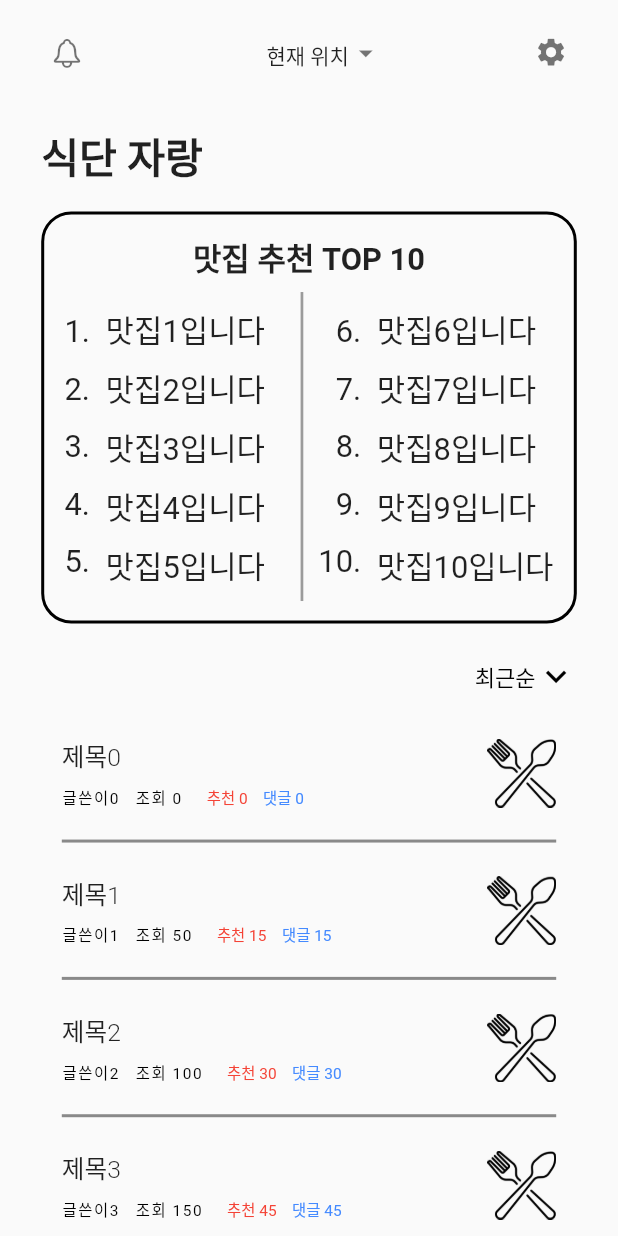
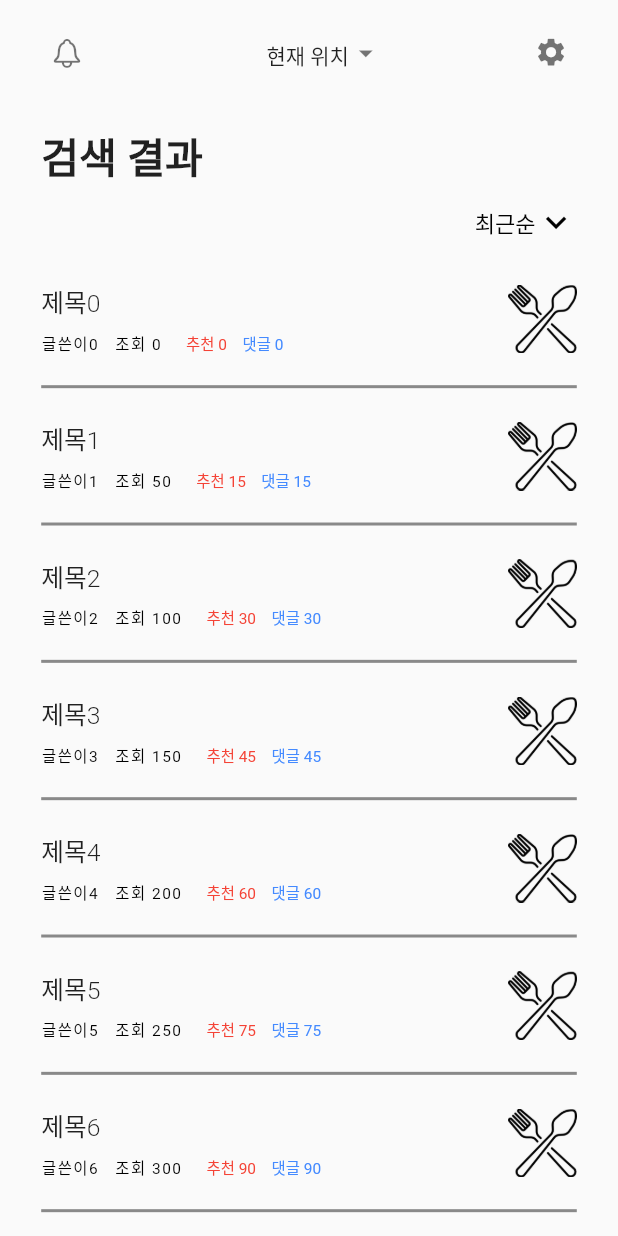
Before and after one commit to dkrdj/amugeona-front, a Flutter app: the screen it shows after launch, on a phone screen of 412 x 824 dp. Run offline on Flutter 3.47's test engine with Material 2 defaults, Android fonts, the phone set to English and light mode, and no system bars; our stand-ins replace flutter_rating_bar.

Commit message:
community search 완성

```diff
--- /dev/null
+++ b/lib/community/CommunitySearch.dart
@@ -0,0 +1,289 @@
+import 'package:flutter/material.dart';
+
+import '../appBar/TopNav.dart';
+import '../item/Article.dart';
+
+class CommunitySearch extends StatefulWidget {
+  const CommunitySearch({super.key});
+
+  @override
+  State<CommunitySearch> createState() => _CommunitySearch();
+}
+
+class _CommunitySearch extends State<CommunitySearch> {
+  get login => null;
+  String _selectedValue = '최근순';
+  List<String> options = ['최근순', '조회순', '추천순', '댓글순'];
+
+  @override
+  Widget build(BuildContext context) {
+    return LayoutBuilder(
+        builder: (BuildContext context, BoxConstraints constraints) {
+      final double width = constraints.maxWidth;
+      final double height = constraints.maxHeight;
+      List<String> restList = [];
+      List articleList = [];
+      for (int i = 0; i < 10; i++) {
+        restList.add('맛집${i + 1}입니다');
+        articleList.add(Article(
+            1 + i,
+            1 + i,
+            '글쓴이$i',
+            1,
+            '제목$i',
+            '',
+            i * 15,
+            i * 50,
+            'assets/images/logo.png',
+            DateTime(2021, 12, 1, 16, 24, 30),
+            DateTime(2021, 12, 4, 15, 23, 10)));
+      }
+
+      return Scaffold(
+        appBar: TopNav(),
+        body: Padding(
+          padding: EdgeInsets.fromLTRB(width / 15, height / 30, width / 15, 0),
+          child: ListView(
+            children: [
+              Text(
+                '검색 결과',
+                style: TextStyle(
+                  fontSize: width / 15,
+                  fontWeight: FontWeight.w600,
+                ),
+              ),
+              getOptionBar(width, height, options),
+              for (int i = 0; i < 10; i++)
+                getCard(width, height, articleList[i], i)
+            ],
+          ),
+        ),
+      );
+    });
+  }
+
+  Widget getCard(double width, double height, Article article, int idx) {
+    return Container(
+      width: width - width / 12 * 2,
+      height: height / 9,
+      child: Column(children: [
+        Row(
+          mainAxisAlignment: MainAxisAlignment.spaceBetween,
+          children: [
+            Column(
+              crossAxisAlignment: CrossAxisAlignment.start,
+              children: [
+                Padding(
+                  padding: EdgeInsets.only(bottom: height / 100),
+                  child: Text(
+                    article.title,
+                    style: TextStyle(
+                      fontSize: width / 25,
+                      fontWeight: FontWeight.w300,
+                    ),
+                  ),
+                ),
+                Row(
+                  children: [
+                    Padding(
+                      padding: EdgeInsets.only(
+                        right: width / 50,
+                      ),
+                      child: Text(
+                        '${article.nickname}   조회 ${article.viewCnt}',
+                        style: TextStyle(
+                          fontSize: width / 40,
+                          color: Colors.black,
+                          letterSpacing: 1,
+                        ),
+                      ),
+                    ),
+                    Padding(
+                      padding: EdgeInsets.only(left: width / 50),
+                      child: Text(
+                        '추천 ${article.like}',
+                        style:
+                            TextStyle(fontSize: width / 40, color: Colors.red),
+                      ),
+                    ),
+                    Padding(
+                      padding: EdgeInsets.only(left: width / 40),
+                      child: Text(
+                        '댓글 ${article.like}',
+                        style: TextStyle(
+                            fontSize: width / 40, color: Colors.blueAccent),
+                      ),
+                    ),
+                  ],
+                ),
+              ],
+            ),
+            Column(
+              mainAxisAlignment: MainAxisAlignment.center,
+              children: [
+                Image.asset(
+                  article.url,
+                  height: height / 18,
+                ),
+              ],
+            ),
+          ],
+        ),
+        Container(
+          width: width - width / 15 * 2,
+          height: 2,
+          margin: EdgeInsets.only(top: height / 40),
+          decoration: BoxDecoration(
+            border: Border.all(color: Colors.black45, width: idx == 9 ? 0 : 1),
+          ),
+        )
+      ]),
+    );
+  }
+
+  Widget getOptionBar(double width, double height, List<String> options) {
+    return Container(
+      margin: EdgeInsets.only(
+        bottom: height / 50,
+      ),
+      child: Row(
+        mainAxisAlignment: MainAxisAlignment.end,
+        children: [
+          DropdownButton<String>(
+            value: _selectedValue,
+            items: options.map((value) {
+              return DropdownMenuItem(
+                value: value,
+                child: Text(value),
+              );
+            }).toList(),
+            icon: const Icon(Icons.keyboard_arrow_down, color: Colors.black),
+            iconSize: width / 15,
+            onChanged: (val) {
+              setState(() {
+                _selectedValue = val!;
+              });
+            },
+            style: TextStyle(
+              color: Colors.black,
+              fontSize: width / 28,
+            ),
+            focusColor: Colors.black45,
+            underline: SizedBox.shrink(),
+          ),
+        ],
+      ),
+    );
+  }
+
+  Widget getList(double width, double height, List list, String title) {
+    return Container(
+      margin: EdgeInsets.only(top: height / 50),
+      padding: EdgeInsets.fromLTRB(0, height / 200, 0, height / 200),
+      height: height / 3,
+      width: width - width / 15 * 2,
+      decoration: BoxDecoration(
+        border: Border.all(
+          width: 2,
+          color: Colors.black,
+        ),
+        borderRadius: BorderRadius.circular(20),
+      ),
+      child: Column(
+        mainAxisAlignment: MainAxisAlignment.spaceEvenly,
+        children: [
+          Text(
+            '${title} TOP 10',
+            style: TextStyle(
+              fontSize: width / 20,
+              fontWeight: FontWeight.w600,
+            ),
+          ),
+          Container(
+            width: width - width / 15 * 2 - width / 40 * 2,
+            height: height / 4,
+            child: Row(
+              mainAxisAlignment: MainAxisAlignment.spaceAround,
+              children: [
+                Column(
+                  mainAxisAlignment: MainAxisAlignment.spaceEvenly,
+                  crossAxisAlignment: CrossAxisAlignment.end,
+                  children: [
+                    for (int i = 0; i < 5; i++)
+                      Text(
+                        '${i + 1}.',
+                        style: TextStyle(
+                          fontSize: height / 40,
+                          fontWeight: FontWeight.w400,
+                          color: Colors.black87,
+                        ),
+                      ),
+                  ],
+                ),
+                Column(
+                  mainAxisAlignment: MainAxisAlignment.spaceEvenly,
+                  crossAxisAlignment: CrossAxisAlignment.start,
+                  children: [
+                    for (int i = 0; i < 5; i++)
+                      Text(
+                        list[i],
+                        style: TextStyle(
+                          fontSize: height / 40,
+                          fontWeight: FontWeight.w400,
+                          color: Colors.black87,
+                        ),
+                      ),
+                  ],
+                ),
+                Container(
+                  width: 1,
+                  height: height / 4,
+                  margin: EdgeInsets.only(left: width / 30),
+                  decoration: BoxDecoration(
+                      border: Border.all(
+                    color: Colors.black38,
+                    width: 1.4,
+                  )),
+                ),
+                Column(
+                  mainAxisAlignment: MainAxisAlignment.spaceEvenly,
+                  crossAxisAlignment: CrossAxisAlignment.end,
+                  children: [
+                    for (int i = 5; i < 10; i++)
+                      Text(
+                        '${i + 1}.',
+                        style: TextStyle(
+                          fontSize: height / 40,
+                          fontWeight: FontWeight.w400,
+                          color: Colors.black87,
+                        ),
+                      ),
+                  ],
+                ),
+                Column(
+                  mainAxisAlignment: MainAxisAlignment.spaceEvenly,
+                  crossAxisAlignment: CrossAxisAlignment.start,
+                  children: [
+                    for (int i = 5; i < 10; i++)
+                      Row(
+                        children: [
+                          Text(
+                            list[i],
+                            style: TextStyle(
+                              fontSize: height / 40,
+                              fontWeight: FontWeight.w400,
+                              color: Colors.black87,
+                            ),
+                          ),
+                        ],
+                      ),
+                  ],
+                ),
+              ],
+            ),
+          ),
+        ],
+      ),
+    );
+  }
+}
--- a/lib/main.dart
+++ b/lib/main.dart
@@ -1,4 +1,4 @@
-import 'package:amugeona/community/CommunityList.dart';
+import 'package:amugeona/community/CommunitySearch.dart';
 import 'package:amugeona/router/TabNavigator.dart';
 import 'package:flutter/material.dart';
 
@@ -19,7 +19,7 @@ class MyApp extends StatelessWidget {
         primarySwatch: Colors.blue,
       ),
       // home: const _MyApp(),
-      home: CommunityList(),
+      home: CommunitySearch(),
     );
   }
 }
```
